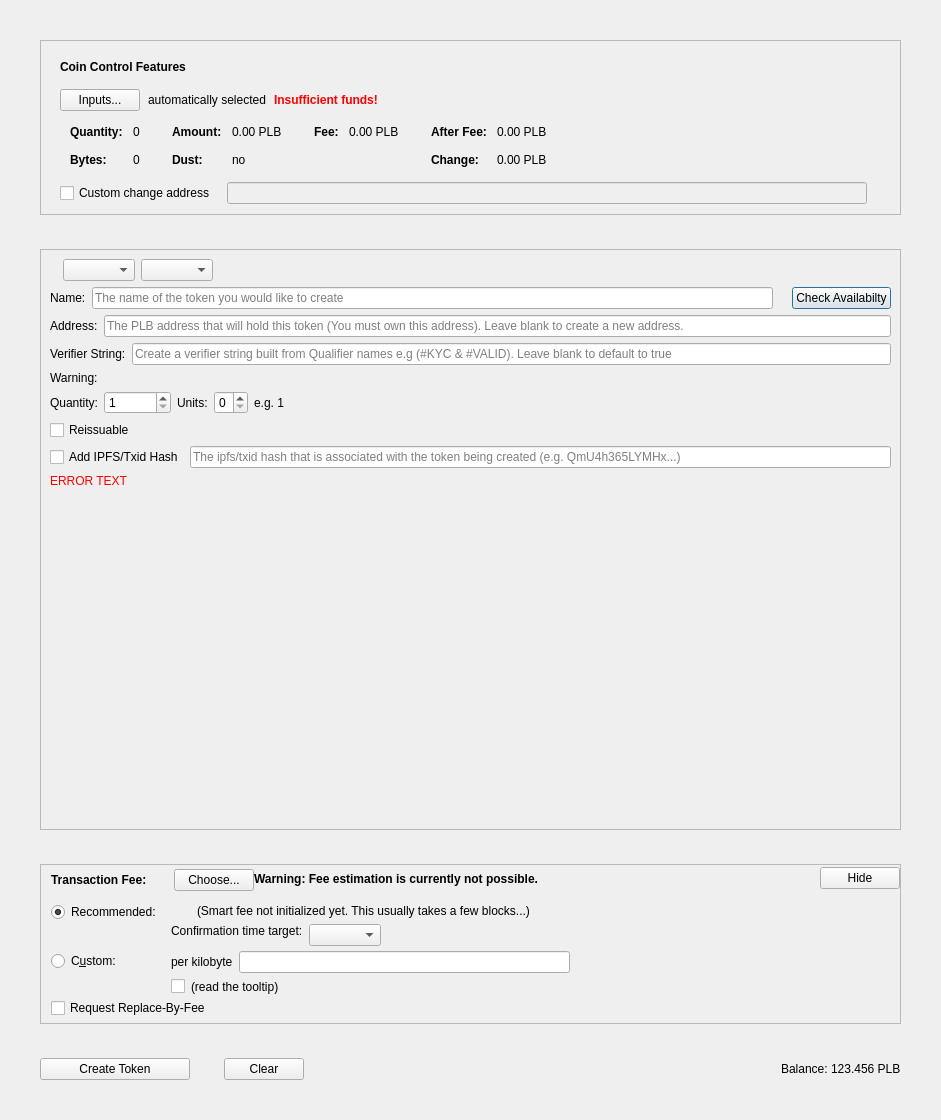
Old version of the form src/qt/forms/createtokendialog.ui in the repository PaladeumBlockchain/Paladeum.
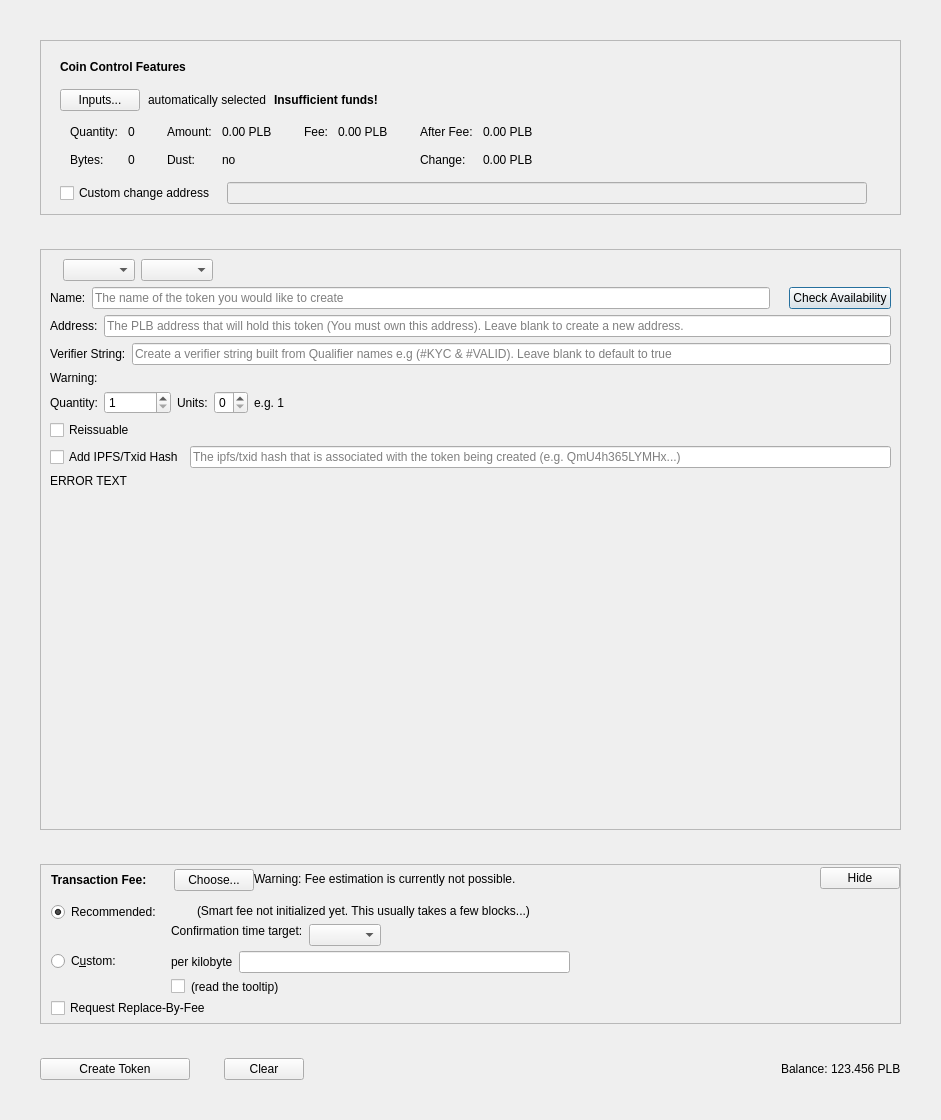
New version of the form. Custom widgets are drawn as their Qt base class.

Diff of the .ui file:
```diff
--- a/src/qt/forms/createtokendialog.ui
+++ b/src/qt/forms/createtokendialog.ui
@@ -151,12 +151,12 @@
              <widget class="QLabel" name="labelCoinControlInsuffFunds">
               <property name="font">
                <font>
-                <weight>75</weight>
-                <bold>true</bold>
+                <weight>57</weight>
+                <bold>false</bold>
                </font>
               </property>
               <property name="styleSheet">
-               <string notr="true">color:red;font-weight:bold;</string>
+               <string notr="true">font-weight:500;</string>
               </property>
               <property name="text">
                <string>Insufficient funds!</string>
@@ -243,8 +243,8 @@
                   <widget class="QLabel" name="labelCoinControlQuantityText">
                    <property name="font">
                     <font>
-                     <weight>75</weight>
-                     <bold>true</bold>
+                     <weight>57</weight>
+                     <bold>false</bold>
                     </font>
                    </property>
                    <property name="text">
@@ -278,8 +278,8 @@
                   <widget class="QLabel" name="labelCoinControlBytesText">
                    <property name="font">
                     <font>
-                     <weight>75</weight>
-                     <bold>true</bold>
+                     <weight>57</weight>
+                     <bold>false</bold>
                     </font>
                    </property>
                    <property name="text">
@@ -326,8 +326,8 @@
                   <widget class="QLabel" name="labelCoinControlAmountText">
                    <property name="font">
                     <font>
-                     <weight>75</weight>
-                     <bold>true</bold>
+                     <weight>57</weight>
+                     <bold>false</bold>
                     </font>
                    </property>
                    <property name="text">
@@ -358,8 +358,8 @@
                   <widget class="QLabel" name="labelCoinControlLowOutputText">
                    <property name="font">
                     <font>
-                     <weight>75</weight>
-                     <bold>true</bold>
+                     <weight>57</weight>
+                     <bold>false</bold>
                     </font>
                    </property>
                    <property name="text">
@@ -406,8 +406,8 @@
                   <widget class="QLabel" name="labelCoinControlFeeText">
                    <property name="font">
                     <font>
-                     <weight>75</weight>
-                     <bold>true</bold>
+                     <weight>57</weight>
+                     <bold>false</bold>
                     </font>
                    </property>
                    <property name="text">
@@ -457,8 +457,8 @@
                   <widget class="QLabel" name="labelCoinControlAfterFeeText">
                    <property name="font">
                     <font>
-                     <weight>75</weight>
-                     <bold>true</bold>
+                     <weight>57</weight>
+                     <bold>false</bold>
                     </font>
                    </property>
                    <property name="text">
@@ -489,8 +489,8 @@
                   <widget class="QLabel" name="labelCoinControlChangeText">
                    <property name="font">
                     <font>
-                     <weight>75</weight>
-                     <bold>true</bold>
+                     <weight>57</weight>
+                     <bold>false</bold>
                     </font>
                    </property>
                    <property name="text">
@@ -679,7 +679,7 @@
             <item>
              <widget class="QPushButton" name="availabilityButton">
               <property name="text">
-               <string>Check Availabilty</string>
+               <string>Check Availability</string>
               </property>
              </widget>
             </item>
@@ -846,7 +846,7 @@
           <item>
            <widget class="QLabel" name="messageLabel">
             <property name="styleSheet">
-             <string notr="true">color: red</string>
+             <string notr="true"/>
             </property>
             <property name="text">
              <string>ERROR TEXT</string>
@@ -1000,8 +1000,8 @@
              <widget class="QLabel" name="fallbackFeeWarningLabel">
               <property name="font">
                <font>
-                <weight>75</weight>
-                <bold>true</bold>
+                <weight>57</weight>
+                <bold>false</bold>
                </font>
               </property>
               <property name="toolTip">
```
Left out of the diff: 20 changed lines with no effect on the pictures.
